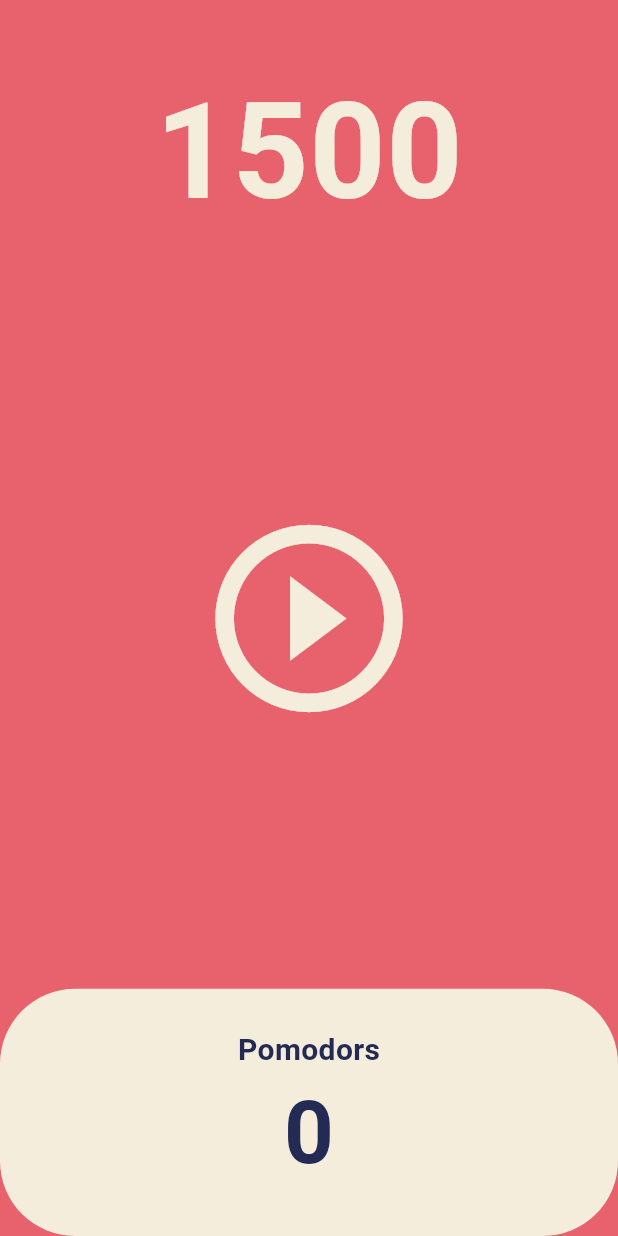
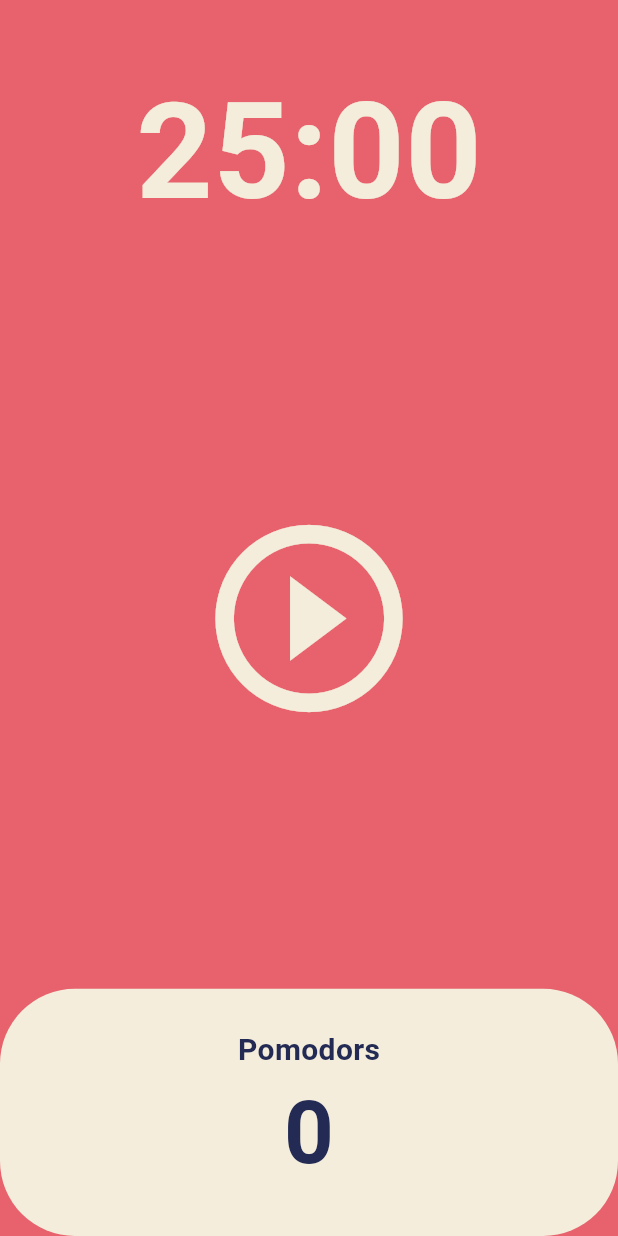
Before and after one commit to kimminsic/flutterStudy, a Flutter app: the screen it shows after launch, on a phone screen of 412 x 824 dp. Run offline on Flutter 3.47's test engine with Material 3 defaults, Android fonts, the light colour scheme and no system bars.

Commit message:
Flutter 로 웹툰 앱 만들기 #5.3 Date Format

```diff
--- a/lib/home_screen.dart
+++ b/lib/home_screen.dart
@@ -9,14 +9,25 @@ class HomeScreen extends StatefulWidget {
 }
 
 class _HomeScreenState extends State<HomeScreen> {
-  int totalSecond = 1500;
+  static const twentyFiveMinutes = 1500;
+  int totalSecond = twentyFiveMinutes;
   bool isRunning = false;
+  int totalPomodors = 0;
   late Timer timer;
 
   void onTick(Timer timer) {
-    setState(() {
-      totalSecond = totalSecond - 1;
-    });
+    if (totalSecond == 0) {
+      setState(() {
+        totalPomodors = totalPomodors + 1;
+        isRunning = false;
+        totalSecond = twentyFiveMinutes;
+      });
+      timer.cancel();
+    } else {
+      setState(() {
+        totalSecond = totalSecond - 1;
+      });
+    }
   }
 
   void onStartPressed() {
@@ -33,6 +44,11 @@ class _HomeScreenState extends State<HomeScreen> {
     });
   }
 
+  String format(int seconds) {
+    var duration = Duration(seconds: seconds);
+    return duration.toString().split(".").first.substring(2, 7);
+  }
+
   @override
   Widget build(BuildContext context) {
     return Scaffold(
@@ -44,7 +60,7 @@ class _HomeScreenState extends State<HomeScreen> {
             child: Container(
               alignment: Alignment.bottomCenter,
               child: Text(
-                '$totalSecond',
+                format(totalSecond),
                 style: TextStyle(
                   color: Theme.of(context).cardColor,
                   fontSize: 89,
@@ -78,10 +94,10 @@ class _HomeScreenState extends State<HomeScreen> {
                       color: Theme.of(context).cardColor,
                       borderRadius: BorderRadius.circular(50),
                     ),
-                    child: const Column(
+                    child: Column(
                       mainAxisAlignment: MainAxisAlignment.center,
                       children: [
-                        Text(
+                        const Text(
                           'Pomodors',
                           style: TextStyle(
                             fontSize: 20,
@@ -90,8 +106,8 @@ class _HomeScreenState extends State<HomeScreen> {
                           ),
                         ),
                         Text(
-                          '0',
-                          style: TextStyle(
+                          '$totalPomodors',
+                          style: const TextStyle(
                             fontSize: 58,
                             fontWeight: FontWeight.w600,
                             color: Color(0xFF232B55),
```
